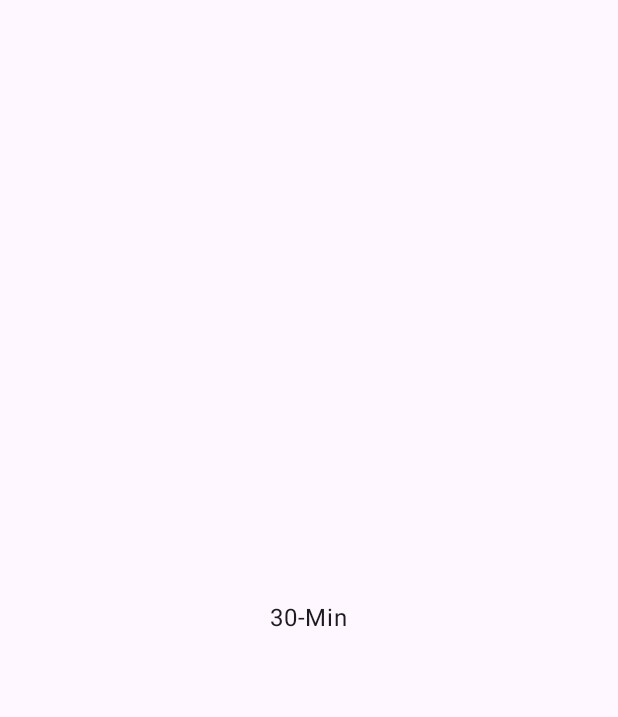
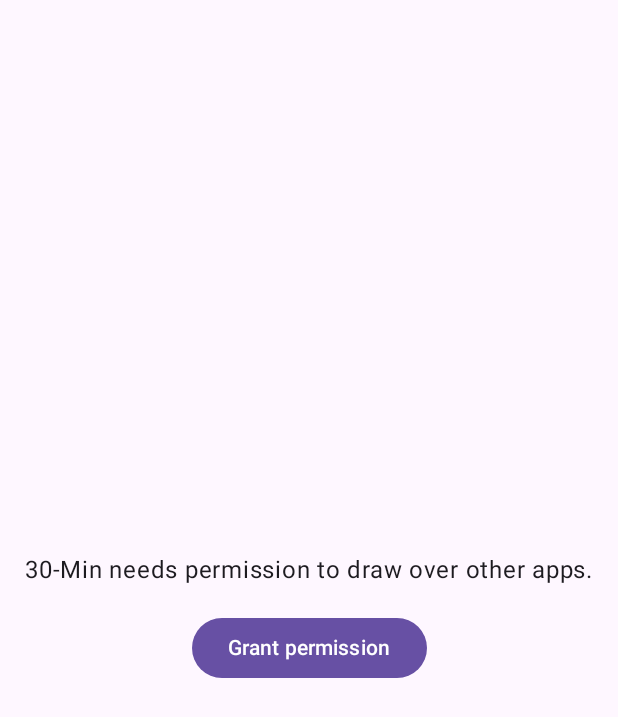
Before and after one commit to mikelj14/30-min-app, an Android app built with Jetpack Compose: the screen it shows after launch (MainActivity), on a phone screen of 412 x 824 dp. Before the commit the part shown is almost empty. Shown: the top 717 px of the screen. Run offline under Robolectric (Android 15) with nearby library versions, the phone set to English and light mode, and no system bars.

Commit message:
feat: overlay blocker prototype with emergency exit (#1)
* feat: add overlay blocker prototype with emergency exit

Manual start button launches a specialUse foreground service that
covers the screen with a countdown overlay. Fails open on errors and
never restarts after process death. Tapping 5 times reveals an
End block button with a Yes/No confirmation.

* ci: let gitleaks read pull request commits

---------

Co-authored-by: Ilan <you@example.com>

```diff
--- a/app/src/main/java/dev/thirtymin/app/MainActivity.kt
+++ b/app/src/main/java/dev/thirtymin/app/MainActivity.kt
@@ -1,27 +1,83 @@
 package dev.thirtymin.app
 
+import android.Manifest
+import android.content.Intent
+import android.net.Uri
 import android.os.Bundle
+import android.provider.Settings
 import androidx.activity.ComponentActivity
 import androidx.activity.compose.setContent
-import androidx.compose.foundation.layout.Box
+import androidx.activity.result.contract.ActivityResultContracts
+import androidx.compose.foundation.layout.Arrangement
+import androidx.compose.foundation.layout.Column
 import androidx.compose.foundation.layout.fillMaxSize
+import androidx.compose.material3.Button
 import androidx.compose.material3.MaterialTheme
 import androidx.compose.material3.Surface
 import androidx.compose.material3.Text
+import androidx.compose.runtime.getValue
+import androidx.compose.runtime.mutableStateOf
+import androidx.compose.runtime.setValue
 import androidx.compose.ui.Alignment
 import androidx.compose.ui.Modifier
+import androidx.compose.ui.unit.dp
 
 class MainActivity : ComponentActivity() {
+    // Re-read on resume: user may come back from the settings page.
+    private var canOverlay by mutableStateOf(false)
+
+    private val notificationPermission =
+        registerForActivityResult(ActivityResultContracts.RequestPermission()) { }
+
     override fun onCreate(savedInstanceState: Bundle?) {
         super.onCreate(savedInstanceState)
+        notificationPermission.launch(Manifest.permission.POST_NOTIFICATIONS)
         setContent {
             MaterialTheme {
                 Surface(Modifier.fillMaxSize()) {
-                    Box(contentAlignment = Alignment.Center) {
-                        Text("30-Min")
+                    Column(
+                        verticalArrangement = Arrangement.spacedBy(
+                            16.dp,
+                            Alignment.CenterVertically
+                        ),
+                        horizontalAlignment = Alignment.CenterHorizontally
+                    ) {
+                        if (canOverlay) {
+                            Button(onClick = ::startBlock) {
+                                Text("Block for $PROTOTYPE_MINUTES min")
+                            }
+                        } else {
+                            Text("30-Min needs permission to draw over other apps.")
+                            Button(onClick = ::openOverlaySettings) { Text("Grant permission") }
+                        }
                     }
                 }
             }
         }
     }
+
+    override fun onResume() {
+        super.onResume()
+        canOverlay = Settings.canDrawOverlays(this)
+    }
+
+    private fun openOverlaySettings() {
+        startActivity(
+            Intent(Settings.ACTION_MANAGE_OVERLAY_PERMISSION, Uri.parse("package:$packageName"))
+        )
+    }
+
+    private fun startBlock() {
+        startForegroundService(
+            Intent(
+                this,
+                BlockerService::class.java
+            ).putExtra(BlockerService.EXTRA_MINUTES, PROTOTYPE_MINUTES)
+        )
+    }
+
+    private companion object {
+        // ponytail: fixed duration for device tests; settings UI is Phase 5.
+        const val PROTOTYPE_MINUTES = 1
+    }
 }
```
Also changed, not shown: app/src/main/AndroidManifest.xml (+17 -0 lines), app/src/main/java/dev/thirtymin/app/BlockerService.kt (added, +165 -0 lines), 1 other file.
